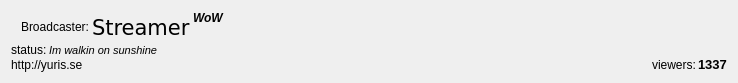
This is streamitemwidget.ui in Oyuret/liveGUI as Qt 5 draws it before an edit. The edited form follows.
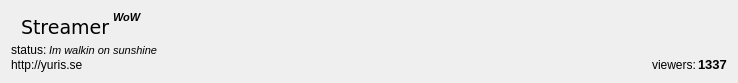
This is the edited form. Icons and pictures are not drawn.

The edit to the form file:
```diff
--- a/streamitemwidget.ui
+++ b/streamitemwidget.ui
@@ -50,19 +50,12 @@
        </property>
       </widget>
      </item>
-     <item>
-      <widget class="QLabel" name="streamLabel">
-       <property name="text">
-        <string>Broadcaster:</string>
-       </property>
-      </widget>
-     </item>
      <item>
       <widget class="QLabel" name="streamerName">
        <property name="font">
         <font>
          <family>Verdana</family>
-         <pointsize>16</pointsize>
+         <pointsize>14</pointsize>
         </font>
        </property>
        <property name="text">
@@ -87,7 +80,7 @@
           <widget class="QLabel" name="gameText">
            <property name="font">
             <font>
-             <pointsize>9</pointsize>
+             <pointsize>8</pointsize>
              <weight>75</weight>
              <italic>true</italic>
              <bold>true</bold>
```
Left out of the diff: 12 changed lines with no effect on the pictures.
